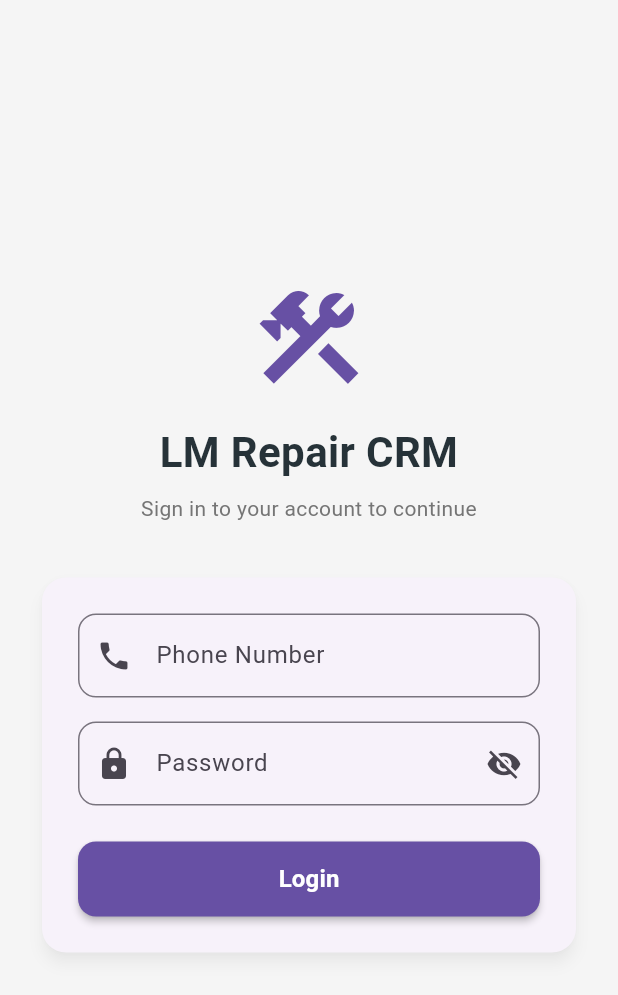
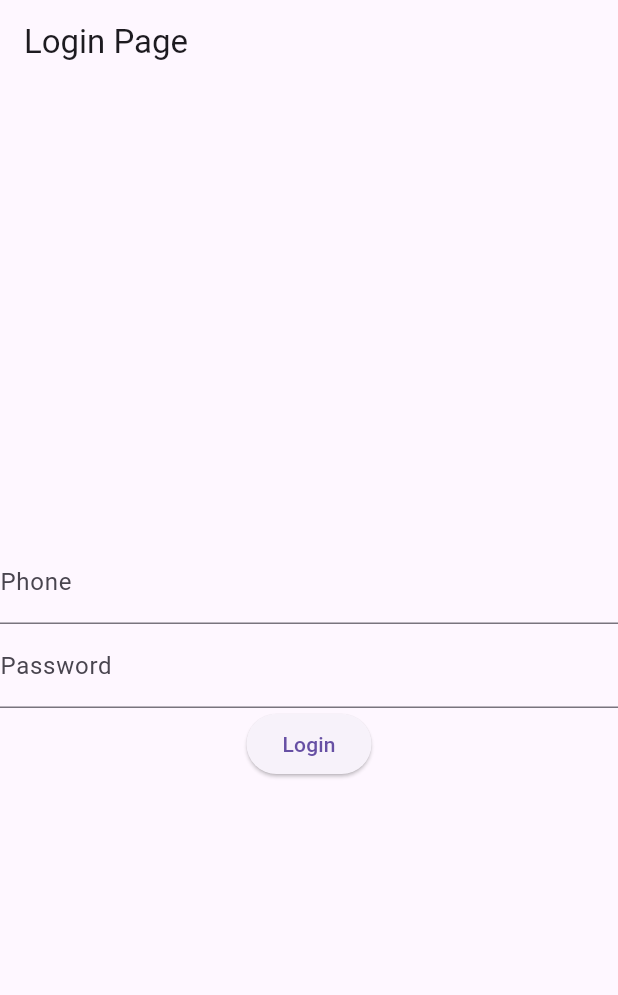
Before and after one commit to brughwani/lmrepaircrmapp, a Flutter app: the screen it shows after launch, on a phone screen of 412 x 824 dp. Shown: the top 995 px of the screen. Run offline on Flutter 3.47's test engine with Material 3 defaults, Android fonts, the phone set to English and light mode, and no system bars; our stand-ins replace firebase_core, jwt_decoder; accounts and stored records are empty.

```diff
--- a/lib/loginPage.dart
+++ b/lib/loginPage.dart
@@ -1,20 +1,16 @@
 //import 'package:firebase_auth/firebase_auth.dart';
 import 'package:flutter/material.dart';
+import 'package:http/http.dart' as http;
+import 'dart:convert';
 import 'authservice.dart';
-
 class MyHomePage extends StatefulWidget {
-  const MyHomePage({super.key});
-
   @override
   _MyHomePageState createState() => _MyHomePageState();
 }
 
 class _MyHomePageState extends State<MyHomePage> {
+ // final FirebaseAuth _auth = FirebaseAuth.instance;
   String? selectedValue;
-  final TextEditingController _usernameController = TextEditingController();
-  final TextEditingController _passwordController = TextEditingController();
-  bool _isLoading = false;
-  bool _obscurePassword = true;
 
   @override
   void initState() {
@@ -22,186 +18,98 @@ class _MyHomePageState extends State<MyHomePage> {
     selectedValue = 'Support';
   }
 
-  @override
-  void dispose() {
-    _usernameController.dispose();
-    _passwordController.dispose();
-    super.dispose();
-  }
+  Future<void> loginUser(String phoneNumber, String password) async {
+    // Call your Node.js backend for registration
+    final response = await http.post(
+      Uri.parse('https://limsonvercelapi2.vercel.app/api/fsauth'),
+      headers: <String, String>{
+        'Content-Type': 'application/json; charset=UTF-8',
+      },
+      body: jsonEncode(<String, String>{
+        'phoneNumber': phoneNumber,
+        'password': password,
+        'app': selectedValue!,
+      }),
+    );
 
-  Future<void> _handleLogin() async {
-    final phone = _usernameController.text.trim();
-    final pass = _passwordController.text;
+    if (response.statusCode == 200) {
+      // User registered successfully
+      print('User logged in successfully!');
 
-    if (phone.isEmpty || pass.isEmpty) {
-      ScaffoldMessenger.of(context).showSnackBar(
-        const SnackBar(
-          content: Text('Please enter both phone and password'),
-          backgroundColor: Colors.orange,
-          behavior: SnackBarBehavior.floating,
-        ),
-      );
-      return;
-    }
+     // Navigator.of(context).push(MaterialPageRoute(builder: ));
 
-    setState(() {
-      _isLoading = true;
-    });
-
-    try {
-      await AuthService(baseUrl: 'https://limsonvercelapi2.vercel.app').authenticate(
-        phone,
-        pass,
-        selectedValue.toString(),
-        context,
-      );
-    } catch (e) {
-      if (!mounted) return;
-      String displayError = e.toString();
-      if (displayError.startsWith('Exception: ')) {
-        displayError = displayError.replaceFirst('Exception: ', '');
-      }
-      ScaffoldMessenger.of(context).showSnackBar(
-        SnackBar(
-          content: Text(displayError),
-          backgroundColor: Colors.redAccent,
-          behavior: SnackBarBehavior.floating,
-        ),
-      );
-    } finally {
-      if (mounted) {
-        setState(() {
-          _isLoading = false;
-        });
-      }
+    } else {
+      // Handle error
+      print('Error: ${response.body}');
     }
   }
 
+
+
+  // Future<void> loginUser(String phoneNumber, String password) async {
+  //   // Call your Node.js backend for login
+  //   final response = await http.post(
+  //     Uri.parse('http://limsonvercelapi2.vercel.app/api/fsauth'),
+  //     headers: <String, String>{
+  //       'Content-Type': 'application/json; charset=UTF-8',
+  //     },
+  //     body: jsonEncode(<String, String>{
+  //       'phoneNumber': phoneNumber,
+  //       'password': password,
+  //     }),
+  //   );
+  //
+  //   if (response.statusCode == 200) {
+  //     // Get custom token from response
+  //     final token = jsonDecode(response.body)['token'];
+  //
+  //     // Sign in with custom token
+  //     await _auth.signInWithCustomToken(token);
+  //     print('User authenticated successfully!');
+  //   } else {
+  //     // Handle error
+  //     print('Error: ${response.body}');
+  //   }
+  // }
+
   @override
   Widget build(BuildContext context) {
-    final theme = Theme.of(context);
+    TextEditingController username=TextEditingController();
+    TextEditingController password=TextEditingController();
     return Scaffold(
-      backgroundColor: Colors.grey[100],
+      appBar: AppBar(
+        title: Text('Login Page'),
+      ),
       body: Center(
-        child: SingleChildScrollView(
-          padding: const EdgeInsets.symmetric(horizontal: 24.0, vertical: 16.0),
         child: Column(
           mainAxisAlignment: MainAxisAlignment.center,
-            crossAxisAlignment: CrossAxisAlignment.stretch,
-            children: <Widget>[
-              Icon(
-                Icons.construction,
-                size: 80,
-                color: theme.primaryColor,
-              ),
-              const SizedBox(height: 16),
-              Text(
-                'LM Repair CRM',
-                textAlign: TextAlign.center,
-                style: TextStyle(
-                  fontSize: 28,
-                  fontWeight: FontWeight.bold,
-                  color: Colors.blueGrey[900],
-                ),
-              ),
-              const SizedBox(height: 8),
-              Text(
-                'Sign in to your account to continue',
-                textAlign: TextAlign.center,
-                style: TextStyle(
-                  fontSize: 14,
-                  color: Colors.grey[600],
-                ),
-              ),
-              const SizedBox(height: 32),
-              Card(
-                elevation: 4,
-                shadowColor: Colors.black26,
-                shape: RoundedRectangleBorder(
-                  borderRadius: BorderRadius.circular(16),
-                ),
-                child: Padding(
-                  padding: const EdgeInsets.all(24.0),
-                  child: Column(
-                    crossAxisAlignment: CrossAxisAlignment.stretch,
+
           children: <Widget>[
             TextFormField(
-                        controller: _usernameController,
+              controller: username,
+              decoration: InputDecoration(labelText: "Phone"),
+              keyboardType: TextInputType.phone,
+            ),
+            TextFormField(
+              obscureText: true,
+              controller: password,
               decoration: InputDecoration(
-                          labelText: "Phone Number",
-                          prefixIcon: const Icon(Icons.phone),
-                          border: OutlineInputBorder(
-                            borderRadius: BorderRadius.circular(12),
+                  labelText: "Password"),
             ),
-                        ),
-                        keyboardType: TextInputType.phone,
-                        textInputAction: TextInputAction.next,
-                        enabled: !_isLoading,
-                      ),
-                      const SizedBox(height: 16),
-                      TextFormField(
-                        obscureText: _obscurePassword,
-                        controller: _passwordController,
-                        decoration: InputDecoration(
-                          labelText: "Password",
-                          prefixIcon: const Icon(Icons.lock),
-                          suffixIcon: IconButton(
-                            icon: Icon(
-                              _obscurePassword
-                                  ? Icons.visibility_off
-                                  : Icons.visibility,
-                            ),
-                            onPressed: () {
-                              setState(() {
-                                _obscurePassword = !_obscurePassword;
-                              });
-                            },
-                          ),
-                          border: OutlineInputBorder(
-                            borderRadius: BorderRadius.circular(12),
-                          ),
-                        ),
-                        textInputAction: TextInputAction.done,
-                        enabled: !_isLoading,
-                        onFieldSubmitted: (_) => _handleLogin(),
-                      ),
-                      const SizedBox(height: 24),
-                      SizedBox(
-                        height: 50,
-                        child: ElevatedButton(
-                          onPressed: _isLoading ? null : _handleLogin,
-                          style: ElevatedButton.styleFrom(
-                            backgroundColor: theme.primaryColor,
-                            foregroundColor: Colors.white,
-                            shape: RoundedRectangleBorder(
-                              borderRadius: BorderRadius.circular(12),
-                            ),
-                            elevation: 2,
-                          ),
-                          child: _isLoading
-                              ? const SizedBox(
-                                  height: 24,
-                                  width: 24,
-                                  child: CircularProgressIndicator(
-                                    strokeWidth: 2.5,
-                                    valueColor: AlwaysStoppedAnimation<Color>(Colors.white),
-                                  ),
-                                )
-                              : const Text(
-                                  'Login',
-                                  style: TextStyle(
-                                    fontSize: 16,
-                                    fontWeight: FontWeight.bold,
-                                  ),
-                                ),
-                        ),
+
+            // TextFormField(
+            //
+            // ),
+
+            // ElevatedButton(
+            //   onPressed: () => registerUser('1234567890', 'yourPassword'),
+            //   child: Text('Register'),
+            // ),
+            ElevatedButton(
+             onPressed: () => AuthService(baseUrl: 'https://limsonvercelapi2.vercel.app').authenticate(username.text,password.text,selectedValue.toString(),context),
+              child: Text('Login'),
             ),
           ],
-                  ),
-                ),
-              ),
-            ],
-          ),
         ),
       ),
     );
```
Lines whose indentation alone changed are shown as unchanged.
